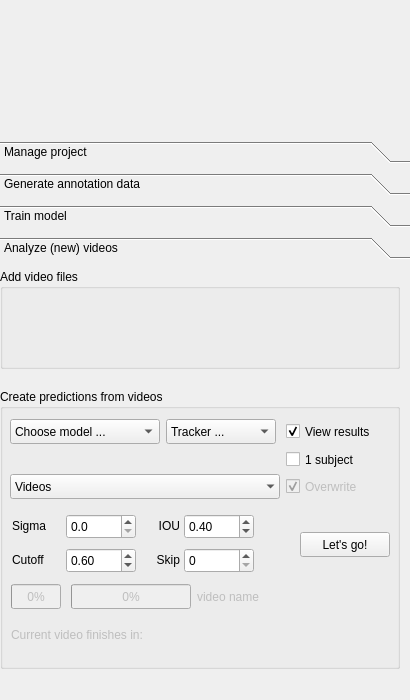
Above: octron/qt_gui/octron.ui from horsto/OCTRON-GUI before the change. Below: the same form after it.
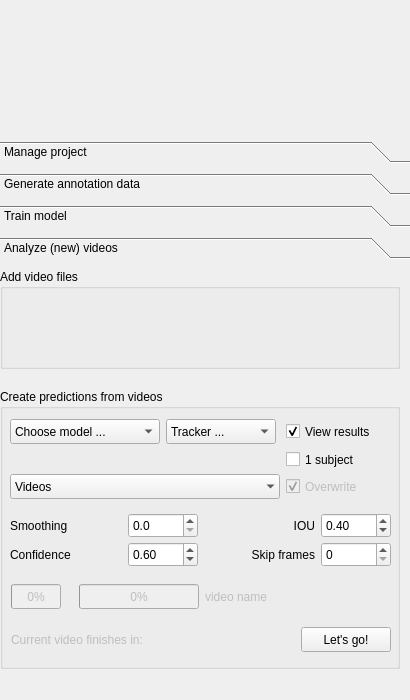
That is the form after the change. The open tabs and pages were chosen to show the change. Icons and pictures are not drawn.

Diff of the .ui file:
```diff
--- a/octron/qt_gui/octron.ui
+++ b/octron/qt_gui/octron.ui
@@ -2146,7 +2146,7 @@
              <rect>
               <x>11</x>
               <y>193</y>
-              <width>381</width>
+              <width>382</width>
               <height>29</height>
              </rect>
             </property>
@@ -2232,13 +2232,13 @@
                </property>
                <property name="minimumSize">
                 <size>
-                 <width>195</width>
+                 <width>188</width>
                  <height>25</height>
                 </size>
                </property>
                <property name="maximumSize">
                 <size>
-                 <width>195</width>
+                 <width>188</width>
                  <height>25</height>
                 </size>
                </property>
@@ -2255,11 +2255,14 @@
               <x>11</x>
               <y>232</y>
               <width>381</width>
-              <height>27</height>
+              <height>37</height>
              </rect>
             </property>
             <layout class="QHBoxLayout" name="predict_finish_time_layout">
-             <item alignment="Qt::AlignmentFlag::AlignLeft|Qt::AlignmentFlag::AlignVCenter">
+             <property name="rightMargin">
+              <number>1</number>
+             </property>
+             <item>
               <widget class="QLabel" name="predict_finish_time_label">
                <property name="enabled">
                 <bool>false</bool>
@@ -2281,6 +2284,28 @@
                </property>
               </widget>
              </item>
+             <item>
+              <widget class="QPushButton" name="predict_start_btn">
+               <property name="minimumSize">
+                <size>
+                 <width>90</width>
+                 <height>25</height>
+                </size>
+               </property>
+               <property name="maximumSize">
+                <size>
+                 <width>90</width>
+                 <height>25</height>
+                </size>
+               </property>
+               <property name="toolTip">
+                <string>Yeah!</string>
+               </property>
+               <property name="text">
+                <string>Let's go!</string>
+               </property>
+              </widget>
+             </item>
             </layout>
            </widget>
            <widget class="QWidget" name="layoutWidget">
@@ -2490,22 +2515,20 @@
              </item>
             </layout>
            </widget>
-           <widget class="QWidget" name="">
+           <widget class="QWidget" name="layoutWidget">
             <property name="geometry">
              <rect>
-              <x>12</x>
+              <x>10</x>
               <y>120</y>
-              <width>378</width>
-              <height>71</height>
+              <width>381</width>
+              <height>62</height>
              </rect>
             </property>
-            <layout class="QHBoxLayout" name="horizontalLayout_4">
-             <item>
               <layout class="QGridLayout" name="gridLayout_3">
-               <property name="spacing">
-                <number>4</number>
-               </property>
-               <item row="0" column="0" alignment="Qt::AlignmentFlag::AlignLeft|Qt::AlignmentFlag::AlignVCenter">
+             <property name="verticalSpacing">
+              <number>0</number>
+             </property>
+             <item row="0" column="0" alignment="Qt::AlignmentFlag::AlignLeft">
                 <widget class="QLabel" name="prediction_poly_sigma_label">
                  <property name="sizePolicy">
                   <sizepolicy hsizetype="Expanding" vsizetype="Preferred">
@@ -2515,7 +2538,7 @@
                  </property>
                  <property name="minimumSize">
                   <size>
-                   <width>50</width>
+                 <width>75</width>
                    <height>0</height>
                   </size>
                  </property>
@@ -2529,11 +2552,11 @@
                   <string>Gaussian smoothing of polygons. Keep this low. 0=no smoothing.</string>
                  </property>
                  <property name="text">
-                  <string>Sigma</string>
+                <string>Smoothing</string>
                  </property>
                 </widget>
                </item>
-               <item row="0" column="1" alignment="Qt::AlignmentFlag::AlignLeft">
+             <item row="0" column="1">
                 <widget class="QDoubleSpinBox" name="predict_polygo_sigma_spinbox">
                  <property name="minimumSize">
                   <size>
@@ -2543,7 +2566,7 @@
                  </property>
                  <property name="maximumSize">
                   <size>
-                   <width>80</width>
+                 <width>70</width>
                    <height>25</height>
                   </size>
                  </property>
@@ -2561,7 +2584,7 @@
                  </property>
                 </widget>
                </item>
-               <item row="0" column="2" alignment="Qt::AlignmentFlag::AlignRight|Qt::AlignmentFlag::AlignVCenter">
+             <item row="0" column="2" alignment="Qt::AlignmentFlag::AlignRight">
                 <widget class="QLabel" name="prediction_iou_label">
                  <property name="sizePolicy">
                   <sizepolicy hsizetype="Expanding" vsizetype="Preferred">
@@ -2571,13 +2594,13 @@
                  </property>
                  <property name="minimumSize">
                   <size>
-                   <width>40</width>
+                 <width>75</width>
                    <height>0</height>
                   </size>
                  </property>
                  <property name="maximumSize">
                   <size>
-                   <width>40</width>
+                 <width>75</width>
                    <height>25</height>
                   </size>
                  </property>
@@ -2595,7 +2618,7 @@
                  </property>
                 </widget>
                </item>
-               <item row="0" column="3" alignment="Qt::AlignmentFlag::AlignVCenter">
+             <item row="0" column="3">
                 <widget class="QDoubleSpinBox" name="predict_iou_thresh_spinbox">
                  <property name="minimumSize">
                   <size>
@@ -2605,7 +2628,7 @@
                  </property>
                  <property name="maximumSize">
                   <size>
-                   <width>80</width>
+                 <width>70</width>
                    <height>25</height>
                   </size>
                  </property>
@@ -2620,7 +2643,7 @@
                  </property>
                 </widget>
                </item>
-               <item row="1" column="0" alignment="Qt::AlignmentFlag::AlignLeft|Qt::AlignmentFlag::AlignVCenter">
+             <item row="1" column="0" alignment="Qt::AlignmentFlag::AlignLeft">
                 <widget class="QLabel" name="prediction_conf_thresh_label">
                  <property name="sizePolicy">
                   <sizepolicy hsizetype="Expanding" vsizetype="Preferred">
@@ -2630,7 +2653,7 @@
                  </property>
                  <property name="minimumSize">
                   <size>
-                   <width>50</width>
+                 <width>75</width>
                    <height>0</height>
                   </size>
                  </property>
@@ -2644,11 +2667,11 @@
                   <string>Confidence threshold for accepting prediction results as real</string>
                  </property>
                  <property name="text">
-                  <string>Cutoff</string>
+                <string>Confidence</string>
                  </property>
                 </widget>
                </item>
-               <item row="1" column="1" alignment="Qt::AlignmentFlag::AlignLeft">
+             <item row="1" column="1">
                 <widget class="QDoubleSpinBox" name="predict_conf_thresh_spinbox">
                  <property name="minimumSize">
                   <size>
@@ -2658,7 +2681,7 @@
                  </property>
                  <property name="maximumSize">
                   <size>
-                   <width>80</width>
+                 <width>70</width>
                    <height>25</height>
                   </size>
                  </property>
@@ -2673,7 +2696,7 @@
                  </property>
                 </widget>
                </item>
-               <item row="1" column="2" alignment="Qt::AlignmentFlag::AlignRight|Qt::AlignmentFlag::AlignVCenter">
+             <item row="1" column="2" alignment="Qt::AlignmentFlag::AlignRight">
                 <widget class="QLabel" name="prediction_skip_label">
                  <property name="sizePolicy">
                   <sizepolicy hsizetype="Expanding" vsizetype="Preferred">
@@ -2683,13 +2706,13 @@
                  </property>
                  <property name="minimumSize">
                   <size>
-                   <width>40</width>
-                   <height>0</height>
+                 <width>75</width>
+                 <height>25</height>
                   </size>
                  </property>
                  <property name="maximumSize">
                   <size>
-                   <width>40</width>
+                 <width>75</width>
                    <height>25</height>
                   </size>
                  </property>
@@ -2697,14 +2720,14 @@
                   <string>Skip frames in videos? 0: All frames are analyzed, &gt;0: This many frames are being skipped. </string>
                  </property>
                  <property name="text">
-                  <string>Skip</string>
+                <string>Skip frames</string>
                  </property>
                  <property name="alignment">
                   <set>Qt::AlignmentFlag::AlignRight|Qt::AlignmentFlag::AlignTrailing|Qt::AlignmentFlag::AlignVCenter</set>
                  </property>
                 </widget>
                </item>
-               <item row="1" column="3" alignment="Qt::AlignmentFlag::AlignVCenter">
+             <item row="1" column="3">
                 <widget class="QSpinBox" name="skip_frames_analysis_spinBox">
                  <property name="minimumSize">
                   <size>
@@ -2714,36 +2737,12 @@
                  </property>
                  <property name="maximumSize">
                   <size>
-                   <width>80</width>
+                 <width>70</width>
                    <height>25</height>
                   </size>
                  </property>
                  <property name="maximum">
                   <number>1000</number>
-                 </property>
-                </widget>
-               </item>
-              </layout>
-             </item>
-             <item alignment="Qt::AlignmentFlag::AlignRight|Qt::AlignmentFlag::AlignVCenter">
-              <widget class="QPushButton" name="predict_start_btn">
-               <property name="minimumSize">
-                <size>
-                 <width>90</width>
-                 <height>25</height>
-                </size>
-               </property>
-               <property name="maximumSize">
-                <size>
-                 <width>90</width>
-                 <height>25</height>
-                </size>
-               </property>
-               <property name="toolTip">
-                <string>Yeah!</string>
-               </property>
-               <property name="text">
-                <string>Let's go!</string>
                </property>
               </widget>
              </item>
```
Lines whose indentation alone changed are shown as unchanged.
